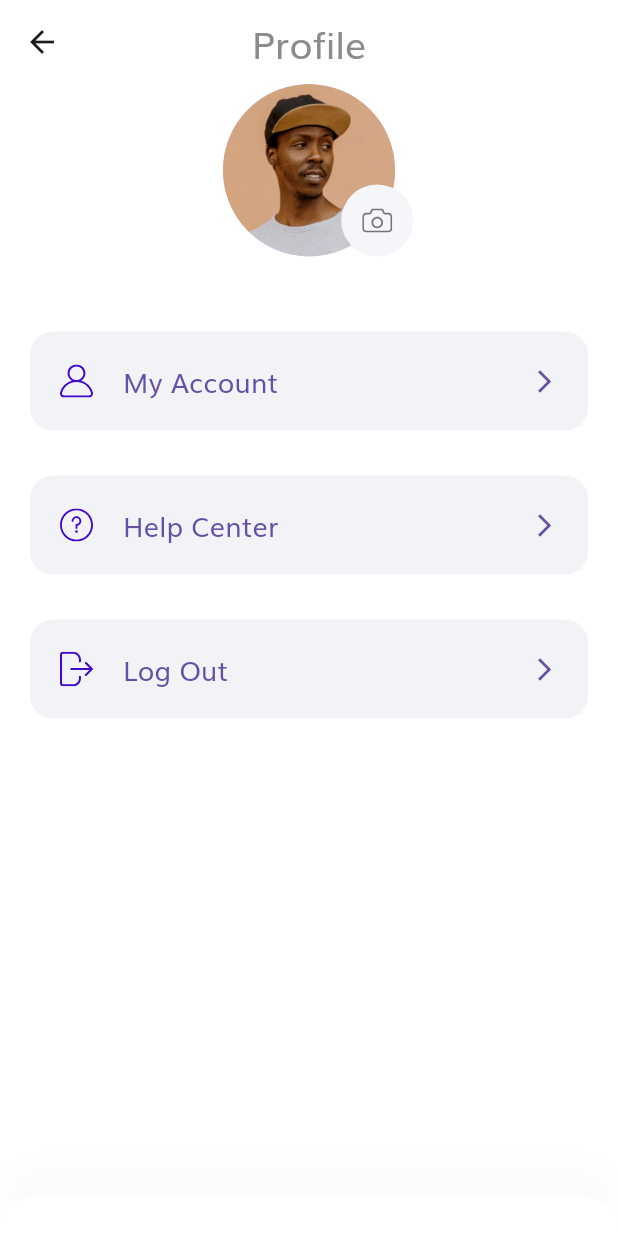
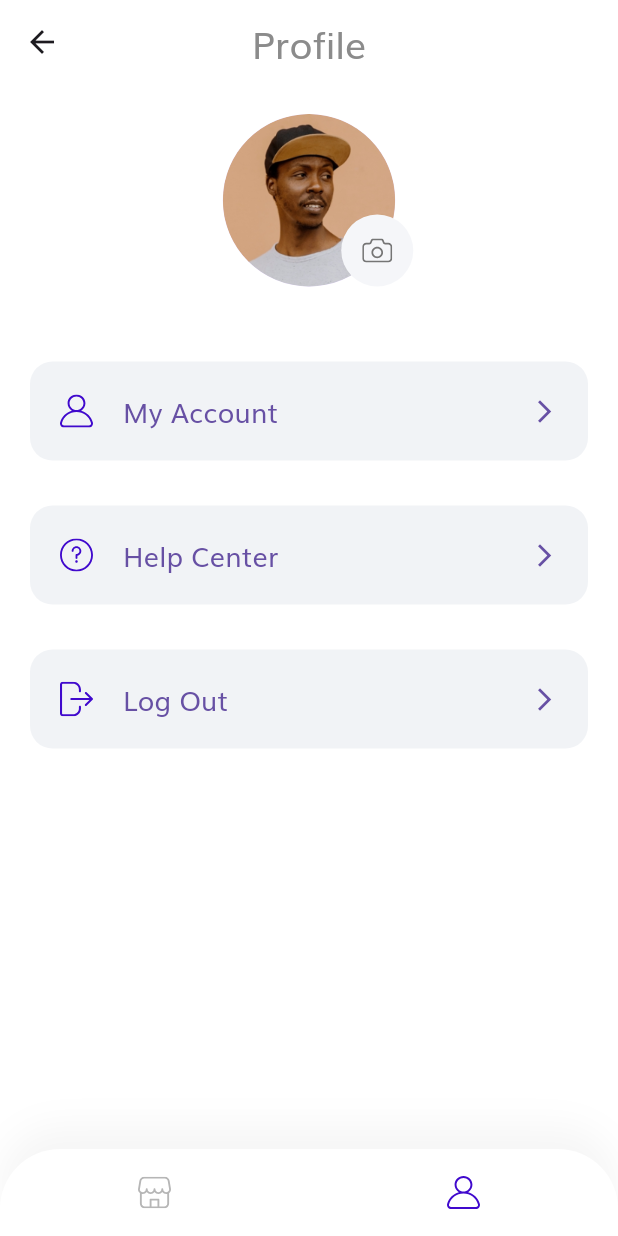
Before and after one commit to Dollarsssss/Model-3D-Shop-FN, a Flutter app: the Profile screen opened by its route, on a phone screen of 412 x 824 dp. Run offline on Flutter 3.47's test engine with Material 3 defaults, Android fonts, the phone set to English and light mode, and no system bars; our stand-ins replace flutter_svg, lottie; missing offline and left inert: model_viewer_plus; network calls fail; project files that could hold a hidden picture were left out.

Commit message:
Update Finish

```diff
--- a/lib/main.dart
+++ b/lib/main.dart
@@ -1,7 +1,5 @@
 import 'package:flutter/material.dart';
 import 'package:flutter_ecommerce/routs.dart';
-import 'package:flutter_ecommerce/screens/home/home_screen.dart';
-import 'package:flutter_ecommerce/screens/profile/profile_screen.dart';
 import 'package:flutter_ecommerce/screens/splash/splash_screen.dart';
 import 'theme.dart';
 
@@ -20,7 +18,7 @@ class MyApp extends StatelessWidget {
       debugShowCheckedModeBanner: false,
       title: 'Flutter Demo',
       theme: theme(),
-      initialRoute: Profile.routeName,
+      initialRoute: SplashScreen.routeName,
       routes: routes ,
     );
   }
--- a/lib/screens/details/card_count.dart
+++ b/lib/screens/details/card_count.dart
@@ -23,7 +23,7 @@ class _CartCountState extends State<CartCount> {
         }),
         Padding(
           padding: const EdgeInsets.symmetric(horizontal: 15),
-          child: Text(numberItem.toString().padLeft(2,"0"),style: TextStyle(fontSize: 28),),
+          child: Text(numberItem.toString().padLeft(2,"0"),style: const TextStyle(fontSize: 28),),
         ),
         buildOutlineButton(icon: Icons.add,press: (){
           setState(() {
--- a/lib/screens/details/description.dart
+++ b/lib/screens/details/description.dart
@@ -13,7 +13,7 @@ class Description extends StatelessWidget {
   Widget build(BuildContext context) {
     return Padding(
       padding: const EdgeInsets.symmetric(vertical: 20),
-      child: Text("${product.description}",style: TextStyle(height: 1.5),),
+      child: Text("${product.description}",style: const TextStyle(height: 1.5),),
     );
   }
 }
--- a/lib/screens/details/premium_and_size.dart
+++ b/lib/screens/details/premium_and_size.dart
@@ -19,7 +19,7 @@ class PremiumAndSize extends StatelessWidget {
             style: const TextStyle(color:Colors.black),
             children: [
             const TextSpan(text: "Premium Quality\n"),
-            TextSpan(text: "${product.quality }",style: TextStyle(fontSize: 30,fontWeight: FontWeight.bold))
+            TextSpan(text: "${product.quality }",style: const TextStyle(fontSize: 30,fontWeight: FontWeight.bold))
           ])),
         ),
         Expanded(
@@ -27,7 +27,7 @@ class PremiumAndSize extends StatelessWidget {
             style: const TextStyle(color:Colors.black),
             children: [
             const TextSpan(text: "Size\n"),
-            TextSpan(text: "${product.size } cm",style: TextStyle(fontSize: 30,fontWeight: FontWeight.bold))
+            TextSpan(text: "${product.size } cm",style: const TextStyle(fontSize: 30,fontWeight: FontWeight.bold))
           ])),
         )
       ],
--- a/lib/screens/details/product_title_with_image.dart
+++ b/lib/screens/details/product_title_with_image.dart
@@ -46,7 +46,7 @@ class ProductTitleWithImage extends StatelessWidget {
               ]
             )
             ),
-            SizedBox(width: 20),
+            const SizedBox(width: 20),
               Expanded(child:
                 SizedBox(
                   width: 300,
--- a/lib/screens/home/home_screen.dart
+++ b/lib/screens/home/home_screen.dart
@@ -1,4 +1,6 @@
 import 'package:flutter/material.dart';
+import 'package:flutter_ecommerce/components/bottom_nav.dart';
+import 'package:flutter_ecommerce/enums.dart';
 import 'package:flutter_ecommerce/screens/home/home_form.dart';
 import 'package:flutter_svg/flutter_svg.dart';
 
@@ -27,6 +29,7 @@ class Home extends StatelessWidget {
         padding:EdgeInsets.only(bottom: 20),
         child: HomeForm(),
       ),
+      bottomNavigationBar:const BottomNav(selectedMenu: MenuState.home),
     );
   }
 }
--- a/lib/screens/profile/profile_menu.dart
+++ b/lib/screens/profile/profile_menu.dart
@@ -18,7 +18,7 @@ class ProfileMenu extends StatelessWidget {
         style: TextButton.styleFrom(
           padding: const EdgeInsets.all(20),
           shape: RoundedRectangleBorder(borderRadius: BorderRadius.circular(15)),
-          backgroundColor: Color.fromARGB(255, 241, 243, 246)
+          backgroundColor: const Color.fromARGB(255, 241, 243, 246)
         ),
         onPressed: press,
         child: Row(
--- a/lib/screens/profile/profile_picture.dart
+++ b/lib/screens/profile/profile_picture.dart
@@ -29,7 +29,7 @@ class ProFilePic extends StatelessWidget {
                   child: TextButton(
                     style: TextButton.styleFrom(
                     padding: EdgeInsets.zero,
-                    backgroundColor: Color(0xFFF5F6F9),
+                    backgroundColor: const Color(0xFFF5F6F9),
                   ),
                     onPressed: (){},
                     child: SvgPicture.asset("assets/icons/Camera Icon.svg")),
--- a/lib/screens/profile/profile_screen.dart
+++ b/lib/screens/profile/profile_screen.dart
@@ -1,5 +1,8 @@
 import 'package:flutter/material.dart';
+import 'package:flutter_ecommerce/components/bottom_nav.dart';
+import 'package:flutter_ecommerce/enums.dart';
 import 'package:flutter_ecommerce/screens/profile/profile_form.dart';
+
 
 class Profile extends StatelessWidget {
   const Profile({super.key});
@@ -10,31 +13,14 @@ class Profile extends StatelessWidget {
   Widget build(BuildContext context) {
     return  Scaffold(
       appBar: AppBar(
-        title: Text("Profile", style: TextStyle(color: Color(0XFF8B8B8B), fontSize: 25)),
+        title: const Text("Profile", style: TextStyle(color: Color(0XFF8B8B8B), fontSize: 25)),
         centerTitle: true,
       ),
-      body: const ProfileForm(),
-      bottomNavigationBar: Container(
-        padding: EdgeInsets.symmetric(vertical: 14),
-        decoration: BoxDecoration(
-          color: Colors.white,
-          borderRadius: BorderRadius.only(
-          topLeft: Radius.circular(40),
-          topRight: Radius.circular(40),
-          ),
-          boxShadow: [BoxShadow(offset: Offset(0, -15),
-          blurRadius: 20,
-          color: Color(0xFFDADADA).withOpacity(0.15)
-          )]
-        ),
-        child: SafeArea(
-          child: Row(
-            children: [
-
-            ],
-          ),
-        ),
-        ),
+      body: const Padding(
+        padding: EdgeInsets.symmetric(vertical: 20),
+        child: ProfileForm(),
+      ),
+      bottomNavigationBar: const BottomNav(selectedMenu: MenuState.profile,),
     );
   }
 }
```
Also changed, not shown: lib/models/product.dart (+6 -6 lines).
